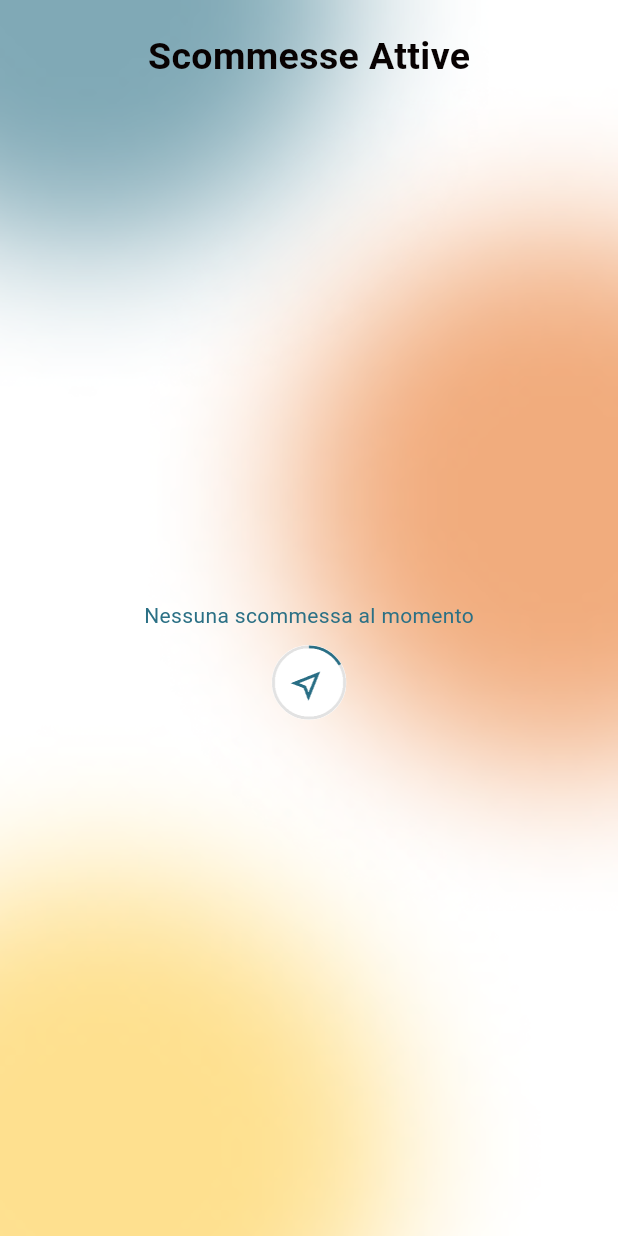
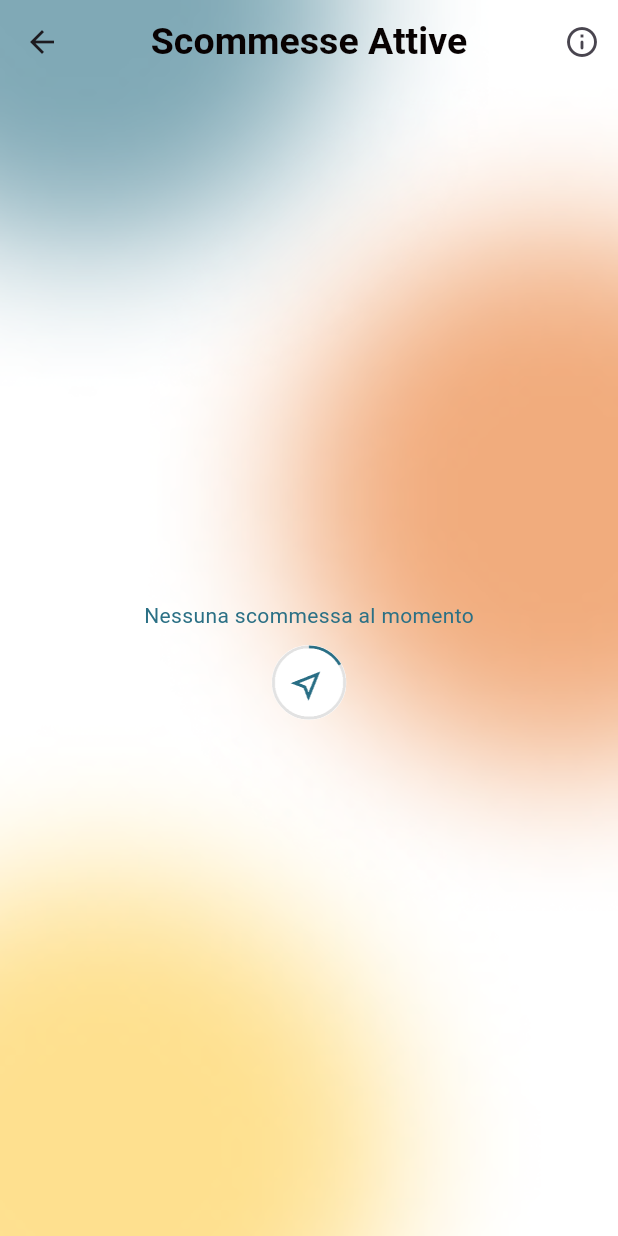
Before and after one commit to morenoboasso/CodeBets, a Flutter app: the ActiveBetsPage screen opened directly, on a phone screen of 412 x 824 dp. Run offline on Flutter 3.47's test engine with Material 3 defaults, Android fonts, the phone set to English and light mode, and no system bars; our stand-ins replace auto_size_text, cloud_firestore, firebase_core, get, get_storage, introduction_screen and 1 more; missing offline and left inert: pwa_install; accounts and stored records are empty.

Commit message:
onboard impleemntation

```diff
--- a/lib/pages/bets/active_bets.dart
+++ b/lib/pages/bets/active_bets.dart
@@ -5,11 +5,16 @@ import '../../models/bet.dart';
 import '../../services/db_service.dart';
 import '../../widgets/bet_card/bet_card_shape.dart';
 import 'package:get_storage/get_storage.dart';
+
+import '../../widgets/intro_screen.dart';
+
 class ActiveBetsPage extends StatefulWidget {
   const ActiveBetsPage({super.key});
+
   @override
   _ActiveBetsPageState createState() => _ActiveBetsPageState();
 }
+
 class _ActiveBetsPageState extends State<ActiveBetsPage> {
   List<Bet> _betList = [];
   bool _isLoading = true;
@@ -47,7 +52,7 @@ class _ActiveBetsPageState extends State<ActiveBetsPage> {
       child: Column(
         mainAxisAlignment: MainAxisAlignment.center,
         children: [
-           const Text("Nessuna scommessa al momento",style: TextStyle(color: ColorsBets.blueHD)),
+          const Text("Nessuna scommessa al momento", style: TextStyle(color: ColorsBets.blueHD)),
           const SizedBox(height: 10),
           ClipOval(
             child: Container(
@@ -57,8 +62,8 @@ class _ActiveBetsPageState extends State<ActiveBetsPage> {
               child: Image.asset(
                 "assets/error.gif",
                 fit: BoxFit.fill,
+              ),
             ),
-          ),
           ),
         ],
       ),
@@ -84,10 +89,25 @@ class _ActiveBetsPageState extends State<ActiveBetsPage> {
           SafeArea(
             child: Column(
               children: [
-                const SizedBox(height: 20),
-                 Text(
-                  "Scommesse Attive",
-                  style: TextStyleBets.activeBetTitle,
+                AppBar(
+                  centerTitle: true,
+                  backgroundColor: Colors.transparent,
+                  elevation: 0,
+                  title: Text(
+                    "Scommesse Attive",
+                    style: TextStyleBets.activeBetTitle,
+                  ),
+                  actions: [
+                    IconButton(
+                      icon: const Icon(Icons.info_outline_rounded),
+                      onPressed: () {
+                        Navigator.push(
+                            context,
+                            MaterialPageRoute(builder: (context) => const IntroScreen()),
+                        );
+                      },
+                    ),
+                  ],
                 ),
                 Expanded(
                   child: Container(
--- a/lib/style/text_style.dart
+++ b/lib/style/text_style.dart
@@ -135,4 +135,17 @@ static TextStyle get selectedAnswer => const TextStyle(
       fontSize: 20
   );
 
+  //onboarding
+  static TextStyle get onboardTitle => const TextStyle(
+      fontWeight: FontWeight.w900,
+      color: ColorsBets.blueHD,
+      fontSize: 24
+  );
+
+  static TextStyle get onboardBody => const TextStyle(
+      fontWeight: FontWeight.w700,
+      color: ColorsBets.blackHD,
+      fontSize: 18
+  );
+
 }
--- a/pubspec.yaml
+++ b/pubspec.yaml
@@ -44,6 +44,7 @@ dependencies:
   vibration: ^1.9.0
   auto_size_text: ^3.0.0
   cached_network_image: ^3.3.1
+  introduction_screen: ^3.1.14
 
 dev_dependencies:
   flutter_test:
```
Also changed, not shown: lib/widgets/intro_screen.dart (added, +82 -0 lines), pubspec.lock, 1 other file.
